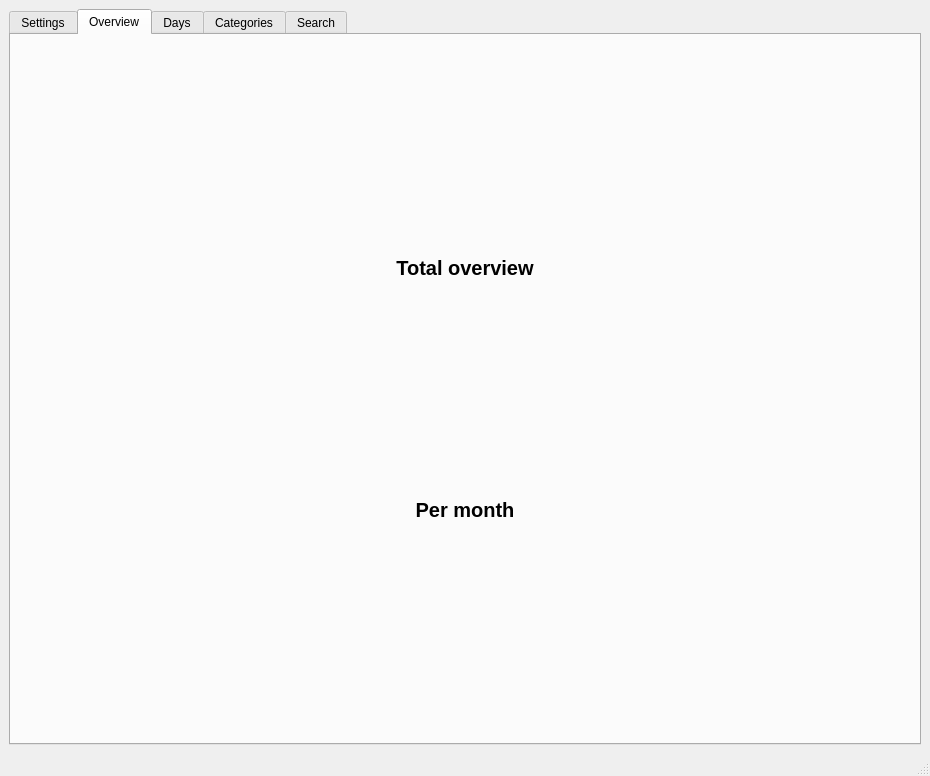
The window that libs/mainwindow.ui (svartkanin/Expenses-visualizer) describes before a commit, drawn with Qt 5.
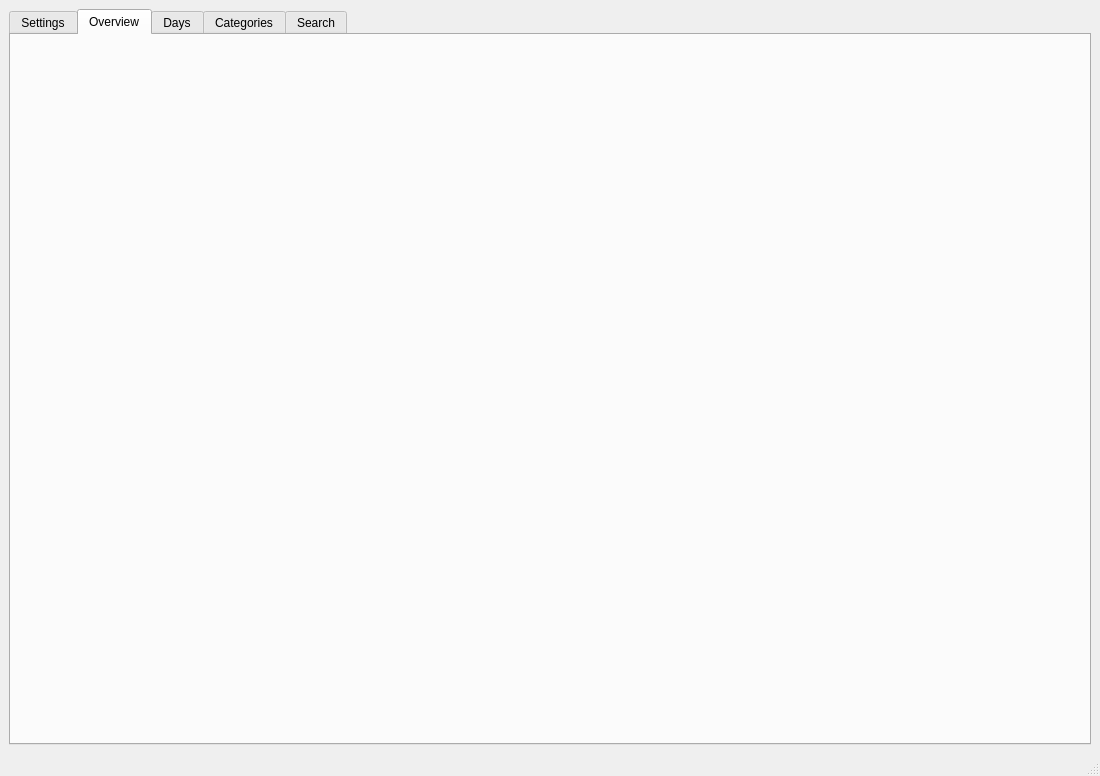
The same window after the commit. The open tabs and pages were chosen to show the change.

Commit message: Update layout arrangements

The edit to the form file:
```diff
--- a/libs/mainwindow.ui
+++ b/libs/mainwindow.ui
@@ -6,7 +6,7 @@
    <rect>
     <x>0</x>
     <y>0</y>
-    <width>930</width>
+    <width>1100</width>
     <height>776</height>
    </rect>
   </property>
@@ -279,36 +279,6 @@
           <property name="sizeConstraint">
            <enum>QLayout::SetDefaultConstraint</enum>
           </property>
-          <item>
-           <layout class="QHBoxLayout" name="overview_title_hbox">
-            <property name="sizeConstraint">
-             <enum>QLayout::SetDefaultConstraint</enum>
-            </property>
-            <item>
-             <widget class="QLabel" name="overview_label">
-              <property name="sizePolicy">
-               <sizepolicy hsizetype="Preferred" vsizetype="Maximum">
-                <horstretch>0</horstretch>
-                <verstretch>0</verstretch>
-               </sizepolicy>
-              </property>
-              <property name="font">
-               <font>
-                <pointsize>15</pointsize>
-                <weight>75</weight>
-                <bold>true</bold>
-               </font>
-              </property>
-              <property name="text">
-               <string>Total overview</string>
-              </property>
-              <property name="alignment">
-               <set>Qt::AlignCenter</set>
-              </property>
-             </widget>
-            </item>
-           </layout>
-          </item>
           <item>
            <layout class="QHBoxLayout" name="overview_graph_hbox">
             <property name="sizeConstraint">
@@ -317,39 +287,9 @@
            </layout>
           </item>
           <item>
-           <layout class="QHBoxLayout" name="overview_month_label_hbox">
+           <layout class="QHBoxLayout" name="month_graph_hbox" stretch="">
             <property name="sizeConstraint">
-             <enum>QLayout::SetDefaultConstraint</enum>
-            </property>
-            <item>
-             <widget class="QLabel" name="label_2">
-              <property name="sizePolicy">
-               <sizepolicy hsizetype="Preferred" vsizetype="Maximum">
-                <horstretch>0</horstretch>
-                <verstretch>0</verstretch>
-               </sizepolicy>
-              </property>
-              <property name="font">
-               <font>
-                <pointsize>15</pointsize>
-                <weight>75</weight>
-                <bold>true</bold>
-               </font>
-              </property>
-              <property name="text">
-               <string>Per month</string>
-              </property>
-              <property name="alignment">
-               <set>Qt::AlignCenter</set>
-              </property>
-             </widget>
-            </item>
-           </layout>
-          </item>
-          <item>
-           <layout class="QHBoxLayout" name="month_graph_hbox">
-            <property name="sizeConstraint">
-             <enum>QLayout::SetDefaultConstraint</enum>
+             <enum>QLayout::SetNoConstraint</enum>
             </property>
            </layout>
           </item>
```
Left out of the diff: 36 changed lines with no effect on the pictures. The commit also changes 3 other files.
